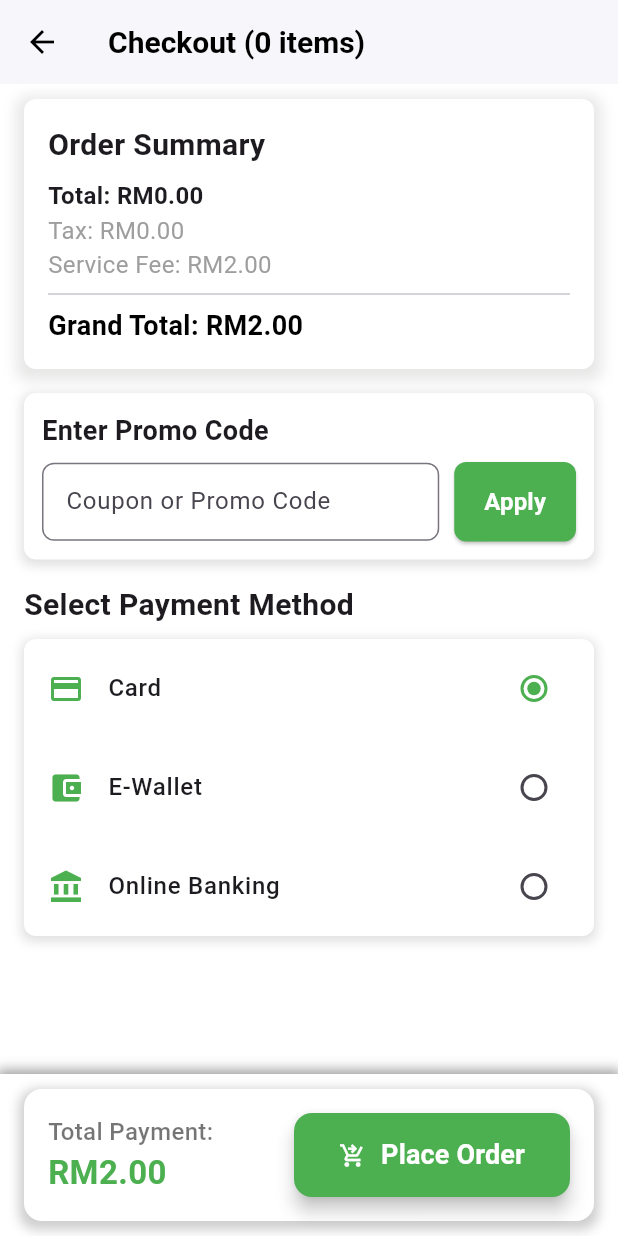
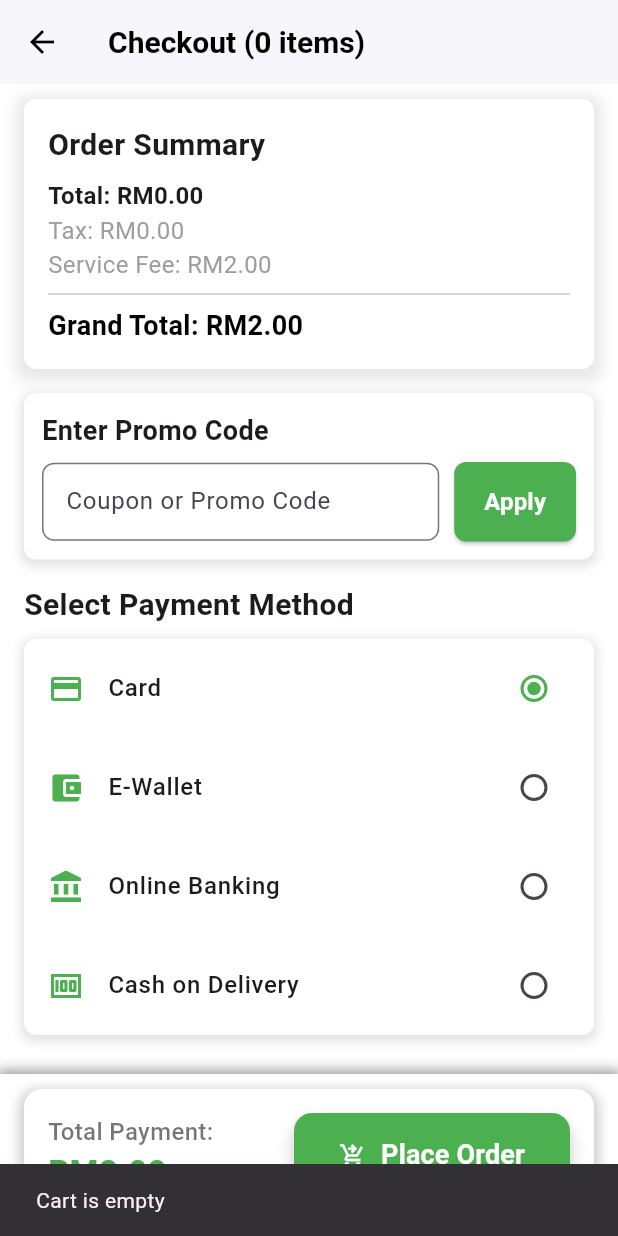
Before and after one commit to Sanomohamed/doorstepmart, a Flutter app: the CheckoutPage screen opened directly, after a tap on "Place Order", on a phone screen of 412 x 824 dp. Run offline on Flutter 3.47's test engine with Material 3 defaults, Android fonts, the light colour scheme and no system bars; our stand-ins replace cached_network_image, cloud_firestore, firebase_auth, firebase_core, firebase_storage, fluttertoast and 5 more; accounts and stored records are empty.

Commit message:
24/3/2025

```diff
--- a/lib/services/shop_service.dart
+++ b/lib/services/shop_service.dart
@@ -46,7 +46,9 @@ class ShopServices {
       },
       "operatingDays": days,
       "operatingHours": {
+        // ignore: use_build_context_synchronously
         "opening": opening != null ? opening.format(context) : "Not set",
+        // ignore: use_build_context_synchronously
         "closing": closing != null ? closing.format(context) : "Not set",
       },
       "shopImageUrl": imageUrl,
--- a/lib/src/cart/cart.dart
+++ b/lib/src/cart/cart.dart
@@ -174,6 +174,7 @@ class CartPage extends StatelessWidget {
                   borderRadius: BorderRadius.circular(8),
                   boxShadow: [
                     BoxShadow(
+                      // ignore: deprecated_member_use
                       color: Colors.grey.withOpacity(0.5),
                       spreadRadius: 5,
                       blurRadius: 7,
--- a/lib/src/checkout/bottom_bar_widget.dart
+++ b/lib/src/checkout/bottom_bar_widget.dart
@@ -1,4 +1,7 @@
+import 'package:doorstepmart/src/order/order.dart';
+import 'package:doorstepmart/src/shop/cart_model.dart';
 import 'package:flutter/material.dart';
+import 'package:provider/provider.dart';
 
 class BottomBarWidget extends StatelessWidget {
   final double grandTotalWithDiscount;
@@ -47,9 +50,24 @@ class BottomBarWidget extends StatelessWidget {
             ],
           ),
           ElevatedButton(
-            onPressed: () {
-              // Handle order action
-            },
+            onPressed: () async {
+               final cartModel = Provider.of<CartModel>(context, listen: false);
+                if (cartModel.items.isEmpty) {
+                    ScaffoldMessenger.of(context).showSnackBar(const SnackBar(content: Text("Cart is empty")));
+                   return;
+          }
+
+                    // Optional: open a dialog to pick payment method
+                     String paymentMethod = "Cash on Delivery"; // Or use a dropdown selection
+
+                   await placeOrder(
+                    context: context,
+                    cartItems: cartModel.items,
+                    total: grandTotalWithDiscount,
+                    paymentMethod: paymentMethod,
+      );
+                cartModel.clearCart(); // 🧹 Clear cart after order placed
+},
             style: ElevatedButton.styleFrom(
               backgroundColor: Colors.green,
               padding: const EdgeInsets.symmetric(vertical: 15, horizontal: 30),
--- a/lib/src/checkout/checkout_page.dart
+++ b/lib/src/checkout/checkout_page.dart
@@ -76,7 +76,7 @@ class _CheckoutPageState extends State<CheckoutPage> {
                         paymentMethod: _paymentMethod,
                         onChanged: (value) {
                           setState(() {
-                            _paymentMethod = value.toString();
+                            _paymentMethod = value!;
                           });
                         },
                       ),
--- a/lib/src/checkout/order_summary_widget.dart
+++ b/lib/src/checkout/order_summary_widget.dart
@@ -32,6 +32,7 @@ class OrderSummaryWidget extends StatelessWidget {
         borderRadius: BorderRadius.circular(8),
         boxShadow: [
           BoxShadow(
+            // ignore: deprecated_member_use
             color: const Color.fromARGB(143, 207, 209, 206).withOpacity(0.5),
             spreadRadius: 5,
             blurRadius: 7,
--- a/lib/src/checkout/payment_method_widget.dart
+++ b/lib/src/checkout/payment_method_widget.dart
@@ -35,6 +35,7 @@ class PaymentMethodWidget extends StatelessWidget {
               _buildPaymentOption('Card', Icons.credit_card, context),
               _buildPaymentOption('E-Wallet', Icons.account_balance_wallet, context),
               _buildPaymentOption('Online Banking', Icons.account_balance, context),
+              _buildPaymentOption('Cash on Delivery', Icons.money, context),
             ],
           ),
         ),
--- a/lib/src/home/beverage.dart
+++ b/lib/src/home/beverage.dart
@@ -9,6 +9,7 @@ class BeverageSection extends StatefulWidget {
   const BeverageSection({super.key});
 
   @override
+  // ignore: library_private_types_in_public_api
   _BeverageSectionState createState() => _BeverageSectionState();
 }
 
--- a/lib/src/profile/profile_form.dart
+++ b/lib/src/profile/profile_form.dart
@@ -209,7 +209,7 @@ class _ProfileFormState extends State<ProfileForm> {
                         onPressed: () {
                           Navigator.push(
                             context,
-                            MaterialPageRoute(builder: (context) =>  Home()),
+                            MaterialPageRoute(builder: (context) => SellPage(editProduct: {}, productData: null, productId: null,)),
                           );
                         },
                         style: _buttonStyle(Colors.black),
--- a/lib/src/sell/sell_form.dart
+++ b/lib/src/sell/sell_form.dart
@@ -83,11 +83,12 @@ class _SellFormState extends State<SellForm> {
 
       if (shopSnapshot.docs.isEmpty) {
         Fluttertoast.showToast(msg: "You need to create a shop first.");
+        // ignore: use_build_context_synchronously
         Navigator.push(context, MaterialPageRoute(builder: (_) => const CreateShopPage()));
         return;
       }
 
-      final shopData = shopSnapshot.docs.first.data() as Map<String, dynamic>;
+      final shopData = shopSnapshot.docs.first.data();
       final shopId = shopSnapshot.docs.first.id;
       final shopName = shopData['shopName'] ?? 'Shop';
 
@@ -121,6 +122,7 @@ class _SellFormState extends State<SellForm> {
         Fluttertoast.showToast(msg: "Product uploaded successfully");
       }
 
+      // ignore: use_build_context_synchronously
       Navigator.pop(context, true); // 🔄 Refresh grid
     } catch (e) {
       Fluttertoast.showToast(msg: "Error: $e");
@@ -133,6 +135,7 @@ class _SellFormState extends State<SellForm> {
     if (widget.productId != null) {
       await FirebaseFirestore.instance.collection('products').doc(widget.productId).delete();
       Fluttertoast.showToast(msg: "Product deleted successfully");
+      // ignore: use_build_context_synchronously
       Navigator.pop(context, true); // 🔄 Refresh grid
     }
   }
--- a/lib/src/setup/create_shop_page.dart
+++ b/lib/src/setup/create_shop_page.dart
@@ -7,6 +7,7 @@ class CreateShopPage extends StatefulWidget {
   const CreateShopPage({super.key});
 
   @override
+  // ignore: library_private_types_in_public_api
   _CreateShopPageState createState() => _CreateShopPageState();
 }
 
@@ -26,9 +27,12 @@ class _CreateShopPageState extends State<CreateShopPage> {
 
   try {
     await ShopServices.createShop(context, name, state, city, image, days, opening, closing); // 🔹 Pass context
+    // ignore: use_build_context_synchronously
     ScaffoldMessenger.of(context).showSnackBar(const SnackBar(content: Text('Shop created successfully')));
+    // ignore: use_build_context_synchronously
     Navigator.pop(context);
   } catch (e) {
+    // ignore: use_build_context_synchronously
     ScaffoldMessenger.of(context).showSnackBar(SnackBar(content: Text('Error: $e')));
   } finally {
     setState(() => _isLoading = false);
--- a/lib/src/setup/shop_form.dart
+++ b/lib/src/setup/shop_form.dart
@@ -10,6 +10,7 @@ class ShopForm extends StatefulWidget {
   const ShopForm({super.key, required this.onSubmit, required this.isLoading});
 
   @override
+  // ignore: library_private_types_in_public_api
   _ShopFormState createState() => _ShopFormState();
 }
 
--- a/lib/src/shop/cart_model.dart
+++ b/lib/src/shop/cart_model.dart
@@ -175,6 +175,7 @@ void add(CartItem item) async {
   }
 
   /// ✅ Get total price of cart items
+  // ignore: avoid_types_as_parameter_names
   double get totalPrice => _items.fold(0, (sum, item) => sum + (item.price * item.quantity));
 
   /// ✅ Calculate tax
```
Also changed, not shown: lib/src/order/order.dart (added, +75 -0 lines).
